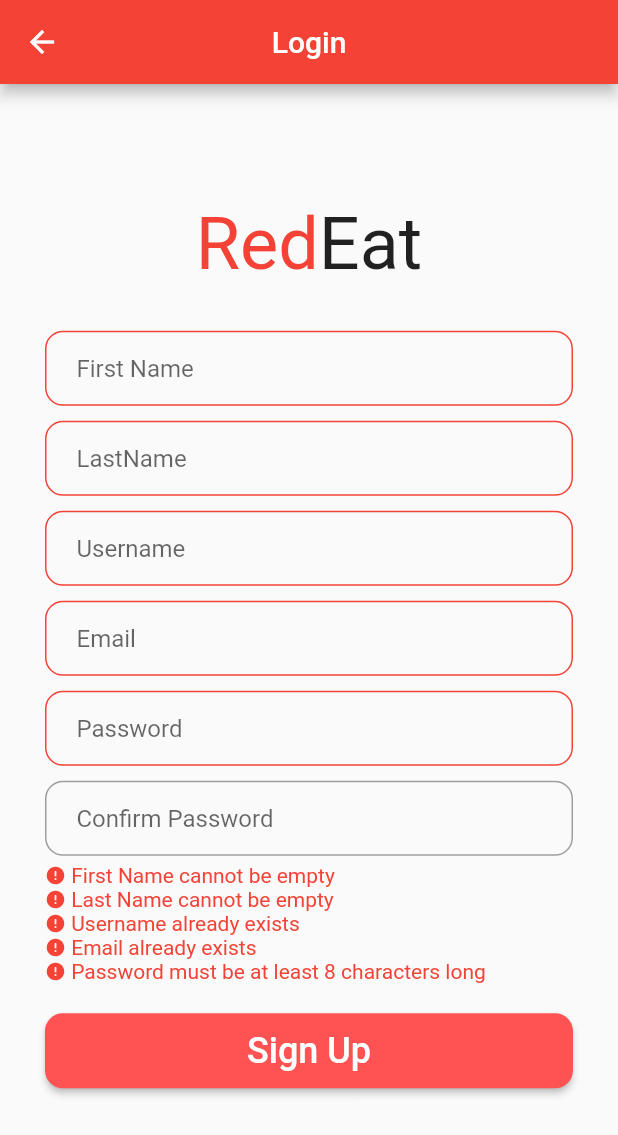
After one commit to GDSCUTM-CommunityProjects/RedEat, a Flutter app: the SignupPage screen opened by its route, after a tap on "Sign Up", on a phone screen of 412 x 824 dp. The commit adds this screen. Shown: the top 1135 px of the screen. Run offline on Flutter 3.47's test engine with Material 2 defaults, Android fonts, the phone set to English and light mode, and no system bars.

Commit message:
Completed sign up page

```diff
--- a/src/lib/Pages/login.dart
+++ b/src/lib/Pages/login.dart
@@ -179,11 +179,27 @@ class _LoginPageState extends State<LoginPage> {
               SizedBox(height: 20,),
 
               // Register Now
-              Text(
-                "Don't have an account yet? Register Now!",
-                style: TextStyle(
-                  color: Colors.grey
-                )
+              Row(
+                mainAxisAlignment: MainAxisAlignment.center,
+                children: [
+                  Text(
+                    "Don't have an account yet?",
+                    style: TextStyle(
+                      color: Colors.grey
+                    )
+                  ),
+                  TextButton(
+                    onPressed: () {
+                      Navigator.pushNamed(context, '/signup');
+                    },
+                    child: const Text(
+                      'Register Now!',
+                        style: TextStyle(
+                            color: Colors.red,
+                        )
+                    ),
+                  ),
+                ],
               ),
 
             ]
--- /dev/null
+++ b/src/lib/Pages/signup.dart
@@ -0,0 +1,348 @@
+import 'package:flutter/material.dart';
+import 'package:src/Pages/login.dart';
+
+class SignupPage extends StatefulWidget {
+  const SignupPage({Key? key}) : super(key: key);
+
+  @override
+  State<SignupPage> createState() => _SignupPageState();
+}
+
+class _SignupPageState extends State<SignupPage> {
+
+  final firstNameController = TextEditingController();
+  final lastNameController = TextEditingController();
+  final usernameController = TextEditingController();
+  final emailController = TextEditingController();
+  final passwordController = TextEditingController();
+  final confirmPasswordController = TextEditingController();
+
+  bool validUsername = true;
+  bool validEmail = true;
+  bool validPassword = true;
+  bool validConfirmPassword = true;
+  bool validFirstName = true;
+  bool validLastName = true;
+
+  @override
+  Widget build(BuildContext context) {
+    return Scaffold(
+        resizeToAvoidBottomInset: false,
+        appBar: AppBar(
+          backgroundColor: Colors.red,
+          title: Text('Login'),
+          centerTitle: true,
+        ),
+        body: SafeArea(
+            child: Center(
+              child: Column(
+                  mainAxisAlignment: MainAxisAlignment.center,
+                  children: [
+                    Row(
+                      mainAxisAlignment: MainAxisAlignment.center,
+                      children: [
+                        Text(
+                          'Red',
+                          style: TextStyle(
+                            fontSize: 48,
+                            color: Colors.red,
+                          ),
+                        ),
+                        Text(
+                          'Eat',
+                          style: TextStyle(
+                            fontSize: 48,
+                          ),
+                        ),
+                      ],
+                    ),
+                    SizedBox(height: 30,),
+
+                    // First name input field
+                    Padding(
+                      padding: const EdgeInsets.symmetric(horizontal: 30.0),
+                      child: Container(
+                        decoration: BoxDecoration(
+                          border: Border.all(color: (validFirstName) ? Colors.grey : Colors.red),
+                          borderRadius: BorderRadius.circular(12),
+                        ),
+                        child: Padding(
+                            padding: const EdgeInsets.symmetric(horizontal: 20),
+                            child: TextField(
+                              controller: firstNameController,
+                              decoration: InputDecoration(
+                                border: InputBorder.none,
+                                hintText: 'First Name',
+                              ),
+                            )
+                        ),
+                      ),
+                    ),
+                    SizedBox(height: 10,),
+
+                    // Last Name input field
+                    Padding(
+                      padding: const EdgeInsets.symmetric(horizontal: 30.0),
+                      child: Container(
+                        decoration: BoxDecoration(
+                          border: Border.all(color: (validLastName) ? Colors.grey : Colors.red),
+                          borderRadius: BorderRadius.circular(12),
+                        ),
+                        child: Padding(
+                            padding: const EdgeInsets.symmetric(horizontal: 20),
+                            child: TextField(
+                              controller: lastNameController,
+                              decoration: InputDecoration(
+                                border: InputBorder.none,
+                                hintText: 'LastName',
+                              ),
+                            )
+                        ),
+                      ),
+                    ),
+                    SizedBox(height: 10,),
+
+                    // Username input field
+                    Padding(
+                      padding: const EdgeInsets.symmetric(horizontal: 30.0),
+                      child: Container(
+                        decoration: BoxDecoration(
+                          border: Border.all(color: (validUsername) ? Colors.grey : Colors.red),
+                          borderRadius: BorderRadius.circular(12),
+                        ),
+                        child: Padding(
+                            padding: const EdgeInsets.symmetric(horizontal: 20),
+                            child: TextField(
+                              controller: usernameController,
+                              decoration: InputDecoration(
+                                border: InputBorder.none,
+                                hintText: 'Username',
+                              ),
+                            )
+                        ),
+                      ),
+                    ),
+                    SizedBox(height: 10,),
+
+                    // Email input field
+                    Padding(
+                      padding: const EdgeInsets.symmetric(horizontal: 30.0),
+                      child: Container(
+                        decoration: BoxDecoration(
+                          border: Border.all(color: (validEmail) ? Colors.grey : Colors.red),
+                          borderRadius: BorderRadius.circular(12),
+                        ),
+                        child: Padding(
+                            padding: const EdgeInsets.symmetric(horizontal: 20),
+                            child: TextField(
+                              controller: emailController,
+                              decoration: InputDecoration(
+                                border: InputBorder.none,
+                                hintText: 'Email',
+                              ),
+                            )
+                        ),
+                      ),
+                    ),
+                    SizedBox(height: 10,),
+
+                    // Password input field
+                    Padding(
+                      padding: const EdgeInsets.symmetric(horizontal: 30.0),
+                      child: Container(
+                        decoration: BoxDecoration(
+                          border: Border.all(color: (validPassword) ? Colors.grey : Colors.red),
+                          borderRadius: BorderRadius.circular(12),
+                        ),
+                        child: Padding(
+                            padding: const EdgeInsets.symmetric(horizontal: 20),
+                            child: TextField(
+                              controller: passwordController,
+                              decoration: InputDecoration(
+                                border: InputBorder.none,
+                                hintText: 'Password',
+                              ),
+                              obscureText: true,
+                            )
+                        ),
+                      ),
+                    ),
+                    SizedBox(height: 10,),
+
+                    // Confirm Password input field
+                    Padding(
+                      padding: const EdgeInsets.symmetric(horizontal: 30.0),
+                      child: Container(
+                        decoration: BoxDecoration(
+                          border: Border.all(color: (validConfirmPassword) ? Colors.grey : Colors.red),
+                          borderRadius: BorderRadius.circular(12),
+                        ),
+                        child: Padding(
+                            padding: const EdgeInsets.symmetric(horizontal: 20),
+                            child: TextField(
+                              controller: confirmPasswordController,
+                              decoration: InputDecoration(
+                                border: InputBorder.none,
+                                hintText: 'Confirm Password',
+                              ),
+                              obscureText: true,
+                            )
+                        ),
+                      ),
+                    ),
+                    (validFirstName && validLastName && validUsername && validEmail && validPassword && validConfirmPassword) ? SizedBox(height: 0) : SizedBox(height: 5),
+
+                    // Error messages
+                    Padding(
+                      padding: const EdgeInsets.symmetric(horizontal: 30.0),
+                      child: Container(
+                        width: MediaQuery.of(context).size.width,
+                        child: Column(
+                          crossAxisAlignment: CrossAxisAlignment.start,
+                          children: [
+                            if (!validFirstName)   // Show invalid first name message if first name is empty
+                              Row(
+                                children: [
+                                  Icon(
+                                    Icons.error,
+                                    color: Colors.red,
+                                    size: 14.0,
+                                  ),
+                                  Text(
+                                    ' First Name cannot be empty',
+                                    textAlign: TextAlign.start,
+                                    style: TextStyle(
+                                      color: Colors.red,
+                                    ),
+                                  ),
+                                ],
+                              ),
+                            if (!validLastName)   // Show invalid last name message if last name is empty
+                              Row(
+                                children: [
+                                  Icon(
+                                    Icons.error,
+                                    color: Colors.red,
+                                    size: 14.0,
+                                  ),
+                                  Text(
+                                    ' Last Name cannot be empty',
+                                    textAlign: TextAlign.start,
+                                    style: TextStyle(
+                                      color: Colors.red,
+                                    ),
+                                  ),
+                                ],
+                              ),
+                            if (!validUsername)   // Show invalid Username message if username is invalid
+                              Row(
+                                children: [
+                                  Icon(
+                                    Icons.error,
+                                    color: Colors.red,
+                                    size: 14.0,
+                                  ),
+                                  Text(
+                                    ' Username already exists',
+                                    textAlign: TextAlign.start,
+                                    style: TextStyle(
+                                      color: Colors.red,
+                                    ),
+                                  ),
+                                ],
+                              ),
+                            if (!validEmail)   // Show invalid email message if email is invalid
+                              Row(
+                                children: [
+                                  Icon(
+                                    Icons.error,
+                                    color: Colors.red,
+                                    size: 14.0,
+                                  ),
+                                  Text(
+                                    ' Email already exists',
+                                    textAlign: TextAlign.start,
+                                    style: TextStyle(
+                                      color: Colors.red,
+                                    ),
+                                  ),
+                                ],
+                              ),
+                            if (!validPassword)   // Show invalid Password message if password is invalid
+                              Row(
+                                children: [
+                                  Icon(
+                                    Icons.error,
+                                    color: Colors.red,
+                                    size: 14.0,
+                                  ),
+                                  Text(
+                                    ' Password must be at least 8 characters long',
+                                    style: TextStyle(
+                                      color: Colors.red,
+                                    ),
+                                  ),
+                                ],
+                              ),
+                            if (!validConfirmPassword)   // Show invalid confirm password message if confirm password is not identical to Password
+                              Row(
+                                children: [
+                                  Icon(
+                                    Icons.error,
+                                    color: Colors.red,
+                                    size: 14.0,
+                                  ),
+                                  Text(
+                                    ' Passwords must be identical',
+                                    style: TextStyle(
+                                      color: Colors.red,
+                                    ),
+                                  ),
+                                ],
+                              ),
+                          ],
+                        ),
+                      ),
+                    ),
+                    SizedBox(height: 20,),
+
+                    // Login Button
+                    Padding(
+                      padding: const EdgeInsets.symmetric(horizontal: 30.0),
+                      child: ElevatedButton(
+                          style: ElevatedButton.styleFrom(
+                              backgroundColor: Colors.redAccent,
+                              minimumSize: const Size.fromHeight(50),
+                              shape: RoundedRectangleBorder(
+                                borderRadius: BorderRadius.circular(12),
+                              )
+                          ),
+                          onPressed: () {
+                            (firstNameController.text.isNotEmpty) ? setState(() => validFirstName = true ) : setState(() => validFirstName = false );
+                            (lastNameController.text.isNotEmpty) ? setState(() => validLastName = true ) : setState(() => validLastName = false );
+                            (usernameController.text == 'username') ? setState(() => validUsername = true ) : setState(() => validUsername = false );
+                            (emailController.text == 'email') ? setState(() => validEmail = true ) : setState(() => validEmail = false );
+                            (passwordController.text.length >= 8) ? setState(() => validPassword = true ) : setState(() => validPassword = false );
+                            (confirmPasswordController.text == passwordController.text) ? setState(() => validConfirmPassword = true ) : setState(() => validConfirmPassword = false );
+
+                            // if all fields are valid, register successful and redirect to login page
+                            if (validFirstName && validLastName && validUsername && validEmail && validPassword && validConfirmPassword) {
+                              Navigator.pushReplacement(context, MaterialPageRoute(builder: (BuildContext context) => LoginPage()));
+                            }
+                          },
+                          child: Text(
+                            'Sign Up',
+                            style: TextStyle(fontSize: 24),
+                          )),
+                    ),
+                    SizedBox(height: 20,),
+
+
+
+                  ]
+              ),
+            )
+        )
+    );
+  }
+}
--- a/src/lib/main.dart
+++ b/src/lib/main.dart
@@ -1,5 +1,7 @@
 import 'package:flutter/material.dart';
 import 'package:src/Pages/login.dart';
+import 'Pages/signup.dart';
+
 void main() {
   runApp(const MyApp());
 }
@@ -13,8 +15,9 @@ class MyApp extends StatelessWidget {
     return MaterialApp(
       initialRoute: '/',
       routes: {
-        '/': (context) => MyHomePage(title: 'Flutter Demo Home Page'),  // Initial route is MyHomePage
-        '/login': (context) => LoginPage(),                             // Route for login page
+        '/': (context) => const MyHomePage(title: 'Flutter Demo Home Page'),  // Initial route is MyHomePage
+        '/login': (context) => const LoginPage(),                             // Route for login page
+        '/signup': (context) => const SignupPage(),
       },
       title: 'Flutter Demo',
       theme: ThemeData(
@@ -116,6 +119,15 @@ class _MyHomePageState extends State<MyHomePage> {
                 Navigator.pushNamed(context, '/login');
               },
               child: const Text('Login'),
+            ),
+            TextButton(
+              style: TextButton.styleFrom(
+                textStyle: const TextStyle(fontSize: 20),
+              ),
+              onPressed: () {
+                Navigator.pushNamed(context, '/signup');
+              },
+              child: const Text('Sign Up'),
             )
           ],
         ),
```
Also changed, not shown: 1 other file.
